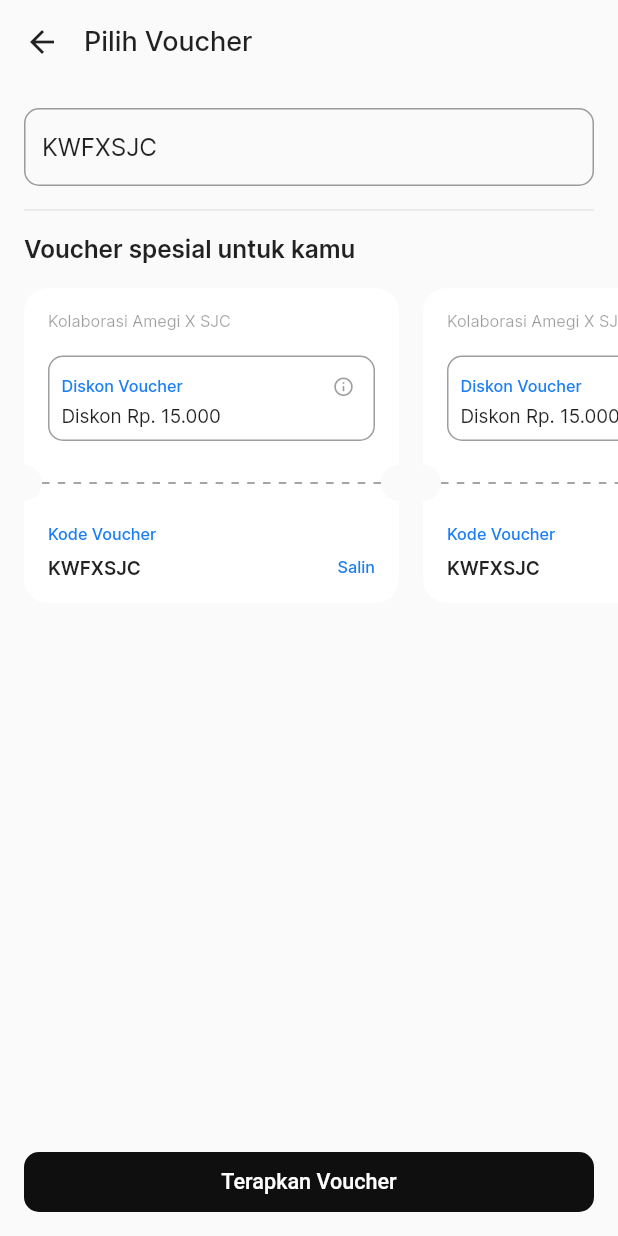
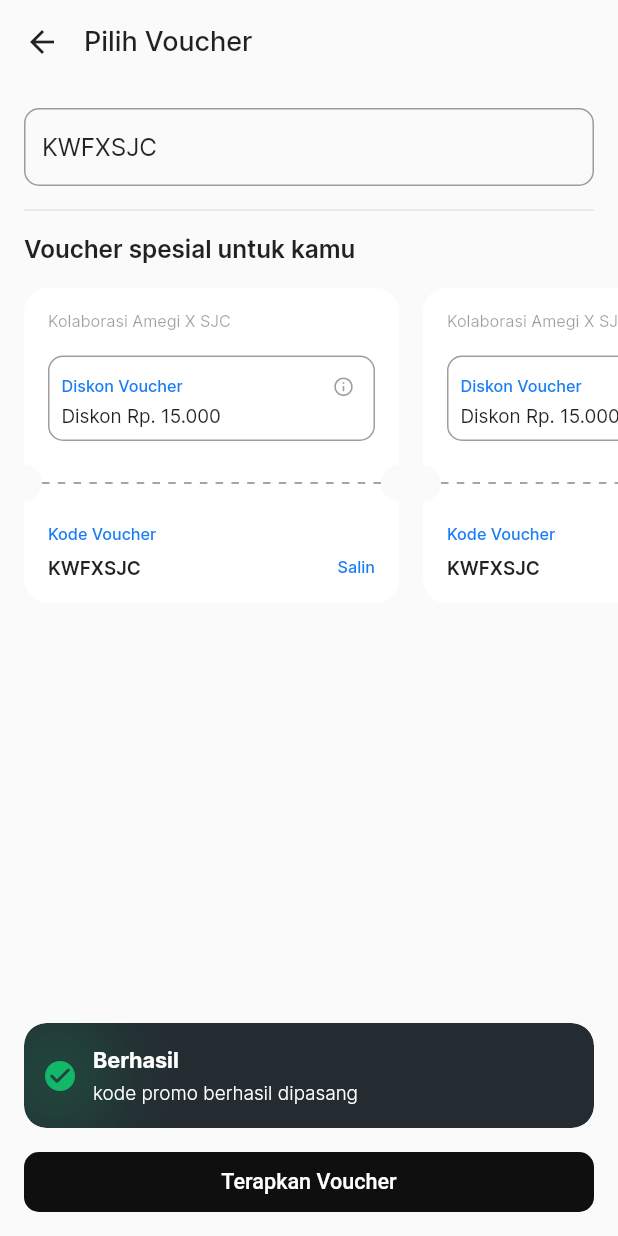
Before and after one commit to adityamchtr/my-tix, a Flutter app: the PaymentVoucherPage screen opened by its route, after a tap on "Salin", on a phone screen of 412 x 824 dp. Run offline on Flutter 3.47's test engine with Material 3 defaults, Android fonts, the phone set to English and light mode, and no system bars; our stand-ins replace carousel_slider, flutter_svg, get, image_gallery_saver, lottie, photo_view and 5 more; accounts and stored records are empty.

Commit message:
add alert voucher

```diff
--- a/lib/app/modules/main/payment/payment_widget.dart
+++ b/lib/app/modules/main/payment/payment_widget.dart
@@ -4,6 +4,7 @@ import 'package:get/get.dart';
 import 'package:mytix/app/core/utils/tools.dart';
 import 'package:mytix/app/core/values/app_colors.dart';
 import 'package:mytix/app/core/values/app_constants.dart';
+import 'package:mytix/app/core/values/app_styles.dart';
 import 'package:mytix/app/core/values/app_values.dart';
 import 'package:mytix/app/core/widgets/widgets.dart';
 import 'package:mytix/app/modules/main/payment/payment_controller.dart';
@@ -558,6 +559,10 @@ class VoucherItemWidget extends StatelessWidget {
                   InkWell(
                     onTap: () {
                       paymentVoucherController.searchTextController.text = "KWFXSJC";
+                      showSnackBar(
+                        title: "Berhasil",
+                        message: "kode promo berhasil dipasang"
+                      );
                     },
                     child: const Text("Salin",
                       style: TextStyle(
```
